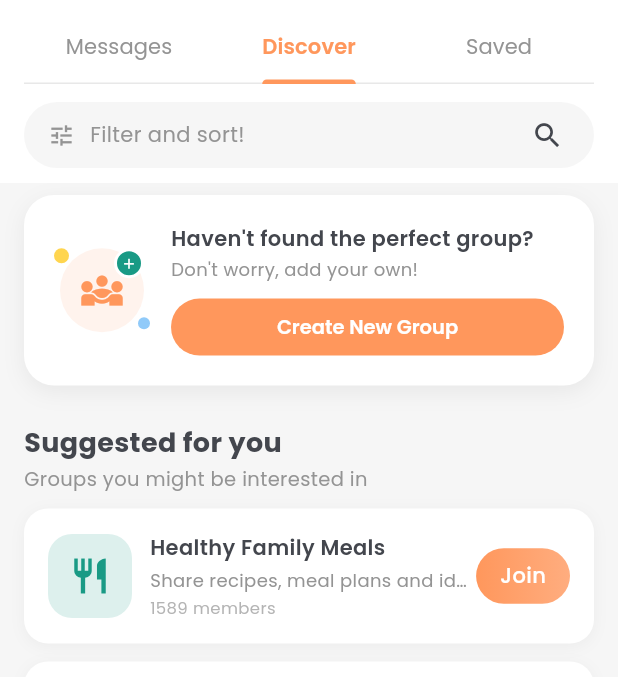
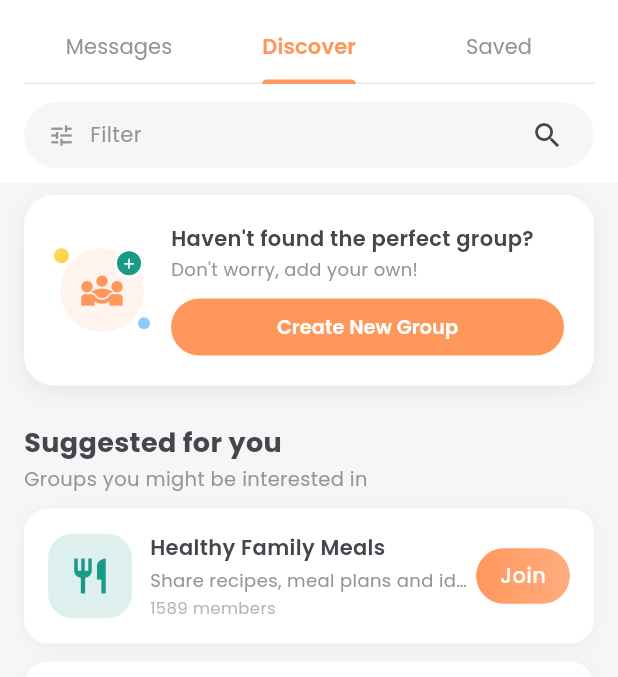
Before and after one commit to cdcruz007/huddl, a Flutter app: the GroupsScreen screen opened directly, tab 2 chosen, on a phone screen of 412 x 824 dp, the part 72-749 px from its top. Run offline on Flutter 3.47's test engine with Material 3 defaults, Android fonts, the phone set to English and light mode, and no system bars; our stand-ins replace cached_network_image, file_picker, google_fonts, image_picker, shared_preferences; accounts and stored records are empty; network calls fail.

Commit message:
Rename 'Filter & Sort' to 'Filter' on Discover tab

```diff
--- a/lib/screens/groups/groups_screen.dart
+++ b/lib/screens/groups/groups_screen.dart
@@ -2595,7 +2595,7 @@ class _DiscoverTabState extends State<_DiscoverTab> {
     }
   }
 
-  // ── Filter & Sort bottom sheet ─────────────────────────────────────────
+  // ── Filter bottom sheet ────────────────────────────────────────────────
   void _showFilterSortSheet() {
     String tempFilter = _selectedFilter;
     String tempSort = _selectedSort;
@@ -2632,7 +2632,7 @@ class _DiscoverTabState extends State<_DiscoverTab> {
                     mainAxisAlignment: MainAxisAlignment.spaceBetween,
                     children: [
                       Text(
-                        'Filter & Sort',
+                        'Filter',
                         style: GoogleFonts.poppins(
                           fontSize: 20,
                           fontWeight: FontWeight.w700,
@@ -2918,7 +2918,7 @@ class _DiscoverTabState extends State<_DiscoverTab> {
                                 child: Text(
                                   hasActiveFilters
                                       ? 'Filtered: $_selectedFilter \u00B7 $_selectedSort'
-                                      : 'Filter and sort!',
+                                      : 'Filter',
                                   style: GoogleFonts.poppins(
                                     fontSize: 14,
                                     color: hasActiveFilters
```
